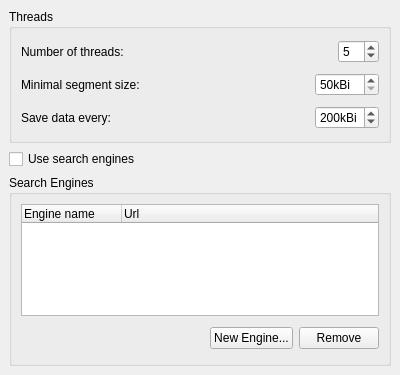
First picture: the form in transfer-plugins/multisegmentkio/dlgmultisegkio.ui, repository KDE/kget, before the edit.
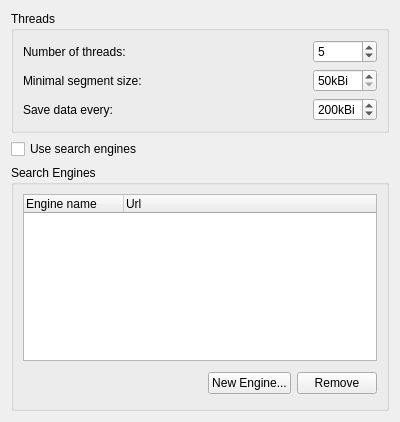
Second picture: the form after the edit.

Commit message: improve layouts (mainly magins)

```diff
--- a/transfer-plugins/multisegmentkio/dlgmultisegkio.ui
+++ b/transfer-plugins/multisegmentkio/dlgmultisegkio.ui
@@ -6,29 +6,115 @@
     <x>0</x>
     <y>0</y>
     <width>400</width>
-    <height>375</height>
+    <height>422</height>
    </rect>
   </property>
-  <layout class="QGridLayout" >
-   <property name="leftMargin" >
-    <number>9</number>
-   </property>
-   <property name="topMargin" >
-    <number>9</number>
-   </property>
-   <property name="rightMargin" >
-    <number>9</number>
-   </property>
-   <property name="bottomMargin" >
-    <number>9</number>
-   </property>
-   <property name="horizontalSpacing" >
-    <number>6</number>
-   </property>
-   <property name="verticalSpacing" >
-    <number>6</number>
-   </property>
-   <item row="2" column="0" >
+  <layout class="QVBoxLayout" >
+   <item>
+    <widget class="QGroupBox" name="groupBox" >
+     <property name="title" >
+      <string>Threads</string>
+     </property>
+     <layout class="QGridLayout" >
+      <item row="0" column="0" colspan="2" >
+       <widget class="QLabel" name="label" >
+        <property name="text" >
+         <string>Number of threads:</string>
+        </property>
+       </widget>
+      </item>
+      <item row="0" column="2" >
+       <widget class="QSpinBox" name="numSegSpinBox" >
+        <property name="minimum" >
+         <number>1</number>
+        </property>
+        <property name="maximum" >
+         <number>20</number>
+        </property>
+        <property name="value" >
+         <number>5</number>
+        </property>
+       </widget>
+      </item>
+      <item row="1" column="0" >
+       <widget class="QLabel" name="segmentSizeLabel" >
+        <property name="text" >
+         <string>Minimal segment size:</string>
+        </property>
+       </widget>
+      </item>
+      <item row="1" column="1" >
+       <spacer>
+        <property name="orientation" >
+         <enum>Qt::Horizontal</enum>
+        </property>
+        <property name="sizeHint" >
+         <size>
+          <width>24</width>
+          <height>16</height>
+         </size>
+        </property>
+       </spacer>
+      </item>
+      <item row="1" column="2" >
+       <widget class="QSpinBox" name="minSegSizeSpinBox" >
+        <property name="suffix" >
+         <string>kBi</string>
+        </property>
+        <property name="prefix" >
+         <string/>
+        </property>
+        <property name="minimum" >
+         <number>50</number>
+        </property>
+        <property name="maximum" >
+         <number>500</number>
+        </property>
+        <property name="singleStep" >
+         <number>10</number>
+        </property>
+        <property name="value" >
+         <number>50</number>
+        </property>
+       </widget>
+      </item>
+      <item row="2" column="0" colspan="2" >
+       <widget class="QLabel" name="saveDataLabel" >
+        <property name="text" >
+         <string>Save data every:</string>
+        </property>
+       </widget>
+      </item>
+      <item row="2" column="2" >
+       <widget class="QSpinBox" name="saveDataSizeSpinBox" >
+        <property name="suffix" >
+         <string>kBi</string>
+        </property>
+        <property name="minimum" >
+         <number>50</number>
+        </property>
+        <property name="maximum" >
+         <number>500</number>
+        </property>
+        <property name="singleStep" >
+         <number>10</number>
+        </property>
+        <property name="value" >
+         <number>200</number>
+        </property>
+       </widget>
+      </item>
+     </layout>
+    </widget>
+   </item>
+   <item>
+    <widget class="QCheckBox" name="enginesCheckBox" >
+     <property name="text" >
+      <string>Use search engines</string>
+     </property>
+    </widget>
+   </item>
+   <item>
     <widget class="QGroupBox" name="searchEngineGroupBox" >
      <property name="sizePolicy" >
       <sizepolicy vsizetype="Preferred" hsizetype="Preferred" >
@@ -40,24 +126,6 @@
       <string>Search Engines</string>
      </property>
      <layout class="QGridLayout" >
-      <property name="leftMargin" >
-       <number>9</number>
-      </property>
-      <property name="topMargin" >
-       <number>9</number>
-      </property>
-      <property name="rightMargin" >
-       <number>9</number>
-      </property>
-      <property name="bottomMargin" >
-       <number>9</number>
-      </property>
-      <property name="horizontalSpacing" >
-       <number>6</number>
-      </property>
-      <property name="verticalSpacing" >
-       <number>6</number>
-      </property>
       <item row="1" column="1" >
        <layout class="QHBoxLayout" >
         <property name="spacing" >
@@ -124,211 +192,6 @@
      </layout>
     </widget>
    </item>
-   <item row="1" column="0" >
-    <widget class="QCheckBox" name="enginesCheckBox" >
-     <property name="text" >
-      <string>Use search engines</string>
-     </property>
-    </widget>
-   </item>
-   <item row="0" column="0" >
-    <widget class="QGroupBox" name="groupBox" >
-     <property name="title" >
-      <string>Threads</string>
-     </property>
-     <layout class="QGridLayout" >
-      <property name="leftMargin" >
-       <number>9</number>
-      </property>
-      <property name="topMargin" >
-       <number>9</number>
-      </property>
-      <property name="rightMargin" >
-       <number>9</number>
-      </property>
-      <property name="bottomMargin" >
-       <number>9</number>
-      </property>
-      <property name="horizontalSpacing" >
-       <number>6</number>
-      </property>
-      <property name="verticalSpacing" >
-       <number>6</number>
-      </property>
-      <item row="2" column="0" >
-       <layout class="QHBoxLayout" >
-        <property name="spacing" >
-         <number>6</number>
-        </property>
-        <property name="leftMargin" >
-         <number>0</number>
-        </property>
-        <property name="topMargin" >
-         <number>0</number>
-        </property>
-        <property name="rightMargin" >
-         <number>0</number>
-        </property>
-        <property name="bottomMargin" >
-         <number>0</number>
-        </property>
-        <item>
-         <widget class="QLabel" name="saveDataLabel" >
-          <property name="text" >
-           <string>Save data every:</string>
-          </property>
-         </widget>
-        </item>
-        <item>
-         <spacer>
-          <property name="orientation" >
-           <enum>Qt::Horizontal</enum>
-          </property>
-          <property name="sizeHint" >
-           <size>
-            <width>111</width>
-            <height>27</height>
-           </size>
-          </property>
-         </spacer>
-        </item>
-        <item>
-         <widget class="QSpinBox" name="saveDataSizeSpinBox" >
-          <property name="suffix" >
-           <string>kBi</string>
-          </property>
-          <property name="minimum" >
-           <number>50</number>
-          </property>
-          <property name="maximum" >
-           <number>500</number>
-          </property>
-          <property name="singleStep" >
-           <number>10</number>
-          </property>
-          <property name="value" >
-           <number>200</number>
-          </property>
-         </widget>
-        </item>
-       </layout>
-      </item>
-      <item row="0" column="0" >
-       <layout class="QHBoxLayout" >
-        <property name="spacing" >
-         <number>6</number>
-        </property>
-        <property name="leftMargin" >
-         <number>0</number>
-        </property>
-        <property name="topMargin" >
-         <number>0</number>
-        </property>
-        <property name="rightMargin" >
-         <number>0</number>
-        </property>
-        <property name="bottomMargin" >
-         <number>0</number>
-        </property>
-        <item>
-         <widget class="QLabel" name="label" >
-          <property name="text" >
-           <string>Number of threads:</string>
-          </property>
-         </widget>
-        </item>
-        <item>
-         <spacer>
-          <property name="orientation" >
-           <enum>Qt::Horizontal</enum>
-          </property>
-          <property name="sizeHint" >
-           <size>
-            <width>111</width>
-            <height>27</height>
-           </size>
-          </property>
-         </spacer>
-        </item>
-        <item>
-         <widget class="QSpinBox" name="numSegSpinBox" >
-          <property name="minimum" >
-           <number>1</number>
-          </property>
-          <property name="maximum" >
-           <number>20</number>
-          </property>
-          <property name="value" >
-           <number>5</number>
-          </property>
-         </widget>
-        </item>
-       </layout>
-      </item>
-      <item row="1" column="0" >
-       <layout class="QHBoxLayout" >
-        <property name="spacing" >
-         <number>6</number>
-        </property>
-        <property name="leftMargin" >
-         <number>0</number>
-        </property>
-        <property name="topMargin" >
-         <number>0</number>
-        </property>
-        <property name="rightMargin" >
-         <number>0</number>
-        </property>
-        <property name="bottomMargin" >
-         <number>0</number>
-        </property>
-        <item>
-         <widget class="QLabel" name="segmentSizeLabel" >
-          <property name="text" >
-           <string>Minimal segment size:</string>
-          </property>
-         </widget>
-        </item>
-        <item>
-         <spacer>
-          <property name="orientation" >
-           <enum>Qt::Horizontal</enum>
-          </property>
-          <property name="sizeHint" >
-           <size>
-            <width>111</width>
-            <height>27</height>
-           </size>
-          </property>
-         </spacer>
-        </item>
-        <item>
-         <widget class="QSpinBox" name="minSegSizeSpinBox" >
-          <property name="suffix" >
-           <string>kBi</string>
-          </property>
-          <property name="prefix" >
-           <string/>
-          </property>
-          <property name="minimum" >
-           <number>50</number>
-          </property>
-          <property name="maximum" >
-           <number>500</number>
-          </property>
-          <property name="singleStep" >
-           <number>10</number>
-          </property>
-          <property name="value" >
-           <number>50</number>
-          </property>
-         </widget>
-        </item>
-       </layout>
-      </item>
-     </layout>
-    </widget>
-   </item>
   </layout>
  </widget>
  <resources/>
```
The commit also changes 6 other files.
